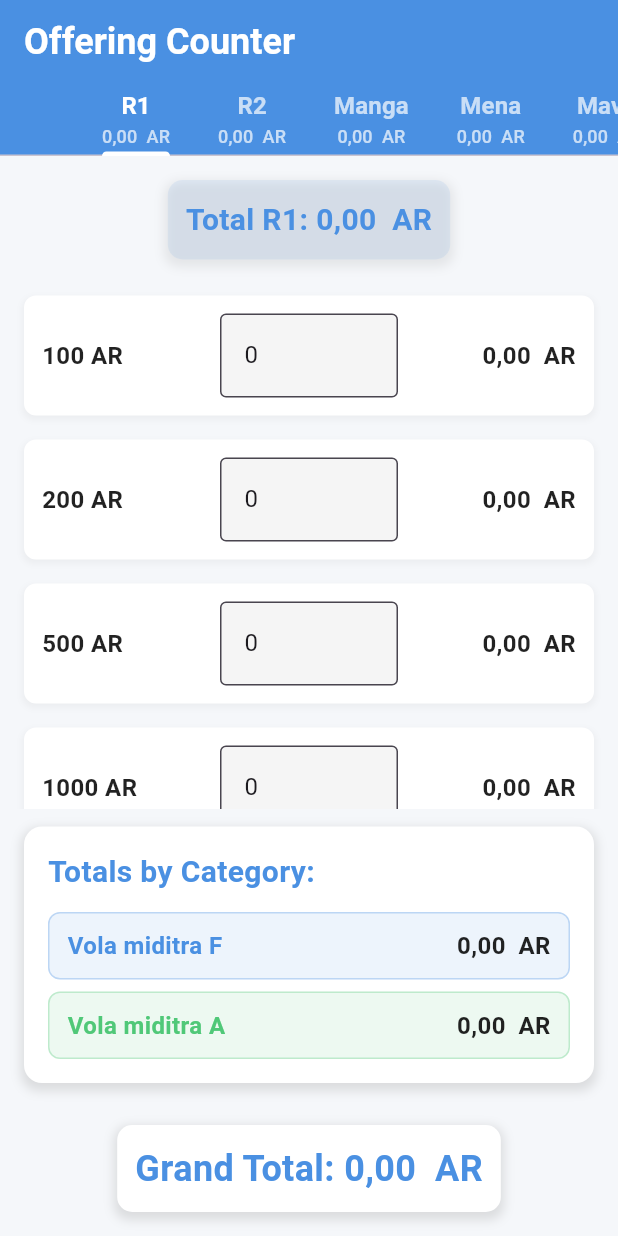
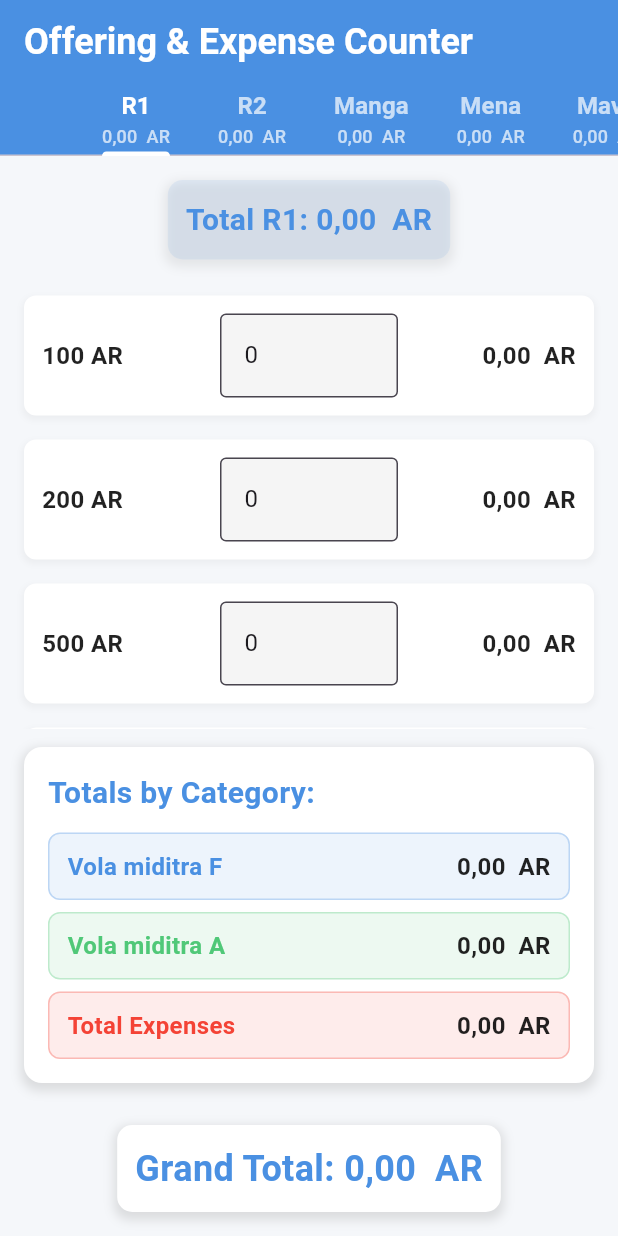
Before and after one commit to tounaf/fva_financy, a Flutter app: the screen it shows after launch, on a phone screen of 412 x 824 dp. Run offline on Flutter 3.47's test engine with Material 3 defaults, Android fonts, the phone set to English and light mode, and no system bars.

Commit message:
merge depense in tabs

```diff
--- /dev/null
+++ b/lib/models/expense.dart
@@ -0,0 +1,41 @@
+import 'package:intl/intl.dart';
+
+class Expense {
+  final String label; // Libellé de la dépense
+  final double amount; // Montant
+  final DateTime date; // Date
+
+  Expense({required this.label, required this.amount, required this.date});
+
+  // Méthode pour formater la date
+  String get formattedDate {
+    return DateFormat('dd/MM/yyyy').format(date);
+  }
+
+  // Méthode pour formater le montant (réutiliser la fonction existante)
+  String get formattedAmount {
+    return NumberFormat.currency(locale: 'fr_FR', symbol: ' AR').format(amount);
+  }
+}
+
+class ExpenseData {
+  List<Expense> expenses = [];
+
+  void addExpense(String label, double amount, DateTime date) {
+    expenses.add(Expense(label: label, amount: amount, date: date));
+  }
+
+  double calculateTotalExpenses() {
+    return expenses.fold(0, (total, expense) => total + expense.amount);
+  }
+
+  // Optionnel : filtrer les dépenses par date ou libellé si besoin
+  List<Expense> getExpensesByDate(DateTime date) {
+    return expenses
+        .where((expense) =>
+            expense.date.year == date.year &&
+            expense.date.month == date.month &&
+            expense.date.day == date.day)
+        .toList();
+  }
+}
--- a/lib/models/offering_data.dart
+++ b/lib/models/offering_data.dart
@@ -1,7 +1,10 @@
 import '../utils/constants.dart';
+import 'expense.dart'; // Importer le modèle Expense
 
 class OfferingData {
   Map<String, Map<int, int>> quantities = {};
+  final ExpenseData expenseData =
+      ExpenseData(); // Ajouter une instance d’ExpenseData
 
   OfferingData() {
     for (var offering in offeringTypes) {
@@ -45,4 +48,9 @@ class OfferingData {
 
     return categoryTotals;
   }
+
+  // Obtenir le total des dépenses
+  double getTotalExpenses() {
+    return expenseData.calculateTotalExpenses();
+  }
 }
--- a/lib/screens/offering_counter_screen.dart
+++ b/lib/screens/offering_counter_screen.dart
@@ -1,9 +1,9 @@
 import 'package:flutter/material.dart';
-import 'package:intl/intl.dart'; // Ajouter cet import ici
-
+import 'package:intl/intl.dart';
 import '../widgets/offering_tab.dart';
 import '../models/offering_data.dart';
 import '../utils/constants.dart';
+import 'expense_screen.dart'; // Importer l’écran des dépenses
 
 const Color primaryColor = Color(0xFF4A90E2); // Bleu apaisant
 const Color accentColor = Color(0xFF50C878); // Vert espoir
@@ -26,7 +26,8 @@ class _OfferingCounterScreenState extends State<OfferingCounterScreen>
   @override
   void initState() {
     super.initState();
-    _tabController = TabController(length: offeringTypes.length, vsync: this);
+    _tabController = TabController(
+        length: offeringTypes.length + 1, vsync: this); // +1 pour les dépenses
     offeringData = OfferingData();
   }
 
@@ -37,7 +38,7 @@ class _OfferingCounterScreenState extends State<OfferingCounterScreen>
   }
 
   double calculateGrandTotal() {
-    return offeringData.calculateGrandTotal();
+    return offeringData.calculateGrandTotal() + offeringData.getTotalExpenses();
   }
 
   // Fonction pour formater les montants avec séparateurs de milliers
@@ -56,7 +57,7 @@ class _OfferingCounterScreenState extends State<OfferingCounterScreen>
       appBar: AppBar(
         backgroundColor: primaryColor,
         title: const Text(
-          'Offering Counter',
+          'Offering & Expense Counter',
           style: TextStyle(
             fontSize: 24,
             fontWeight: FontWeight.bold,
@@ -69,7 +70,8 @@ class _OfferingCounterScreenState extends State<OfferingCounterScreen>
           labelColor: Colors.white,
           unselectedLabelColor: Colors.white70,
           indicatorColor: Colors.white,
-          tabs: offeringTypes.map((offering) {
+          tabs: [
+            ...offeringTypes.map((offering) {
               double total = offeringData.calculateTotalForOffering(offering);
               return Tab(
                 child: Column(
@@ -93,6 +95,28 @@ class _OfferingCounterScreenState extends State<OfferingCounterScreen>
                 ),
               );
             }).toList(),
+            const Tab(
+              child: Column(
+                mainAxisAlignment: MainAxisAlignment.center,
+                children: [
+                  Text(
+                    'Expenses',
+                    style: TextStyle(
+                      fontSize: 16,
+                      fontWeight: FontWeight.bold,
+                    ),
+                  ),
+                  Text(
+                    '0 AR',
+                    style: TextStyle(
+                      fontSize: 12,
+                      color: Colors.white70,
+                    ),
+                  ),
+                ],
+              ),
+            ),
+          ],
         ),
       ),
       body: Column(
@@ -100,7 +124,8 @@ class _OfferingCounterScreenState extends State<OfferingCounterScreen>
           Expanded(
             child: TabBarView(
               controller: _tabController,
-              children: offeringTypes.map((offering) {
+              children: [
+                ...offeringTypes.map((offering) {
                   return OfferingTab(
                     offering: offering,
                     billTypes: billTypes,
@@ -112,6 +137,10 @@ class _OfferingCounterScreenState extends State<OfferingCounterScreen>
                     },
                   );
                 }).toList(),
+                ExpenseScreen(
+                    offeringData:
+                        offeringData), // Passer offeringData pour accéder aux dépenses
+              ],
             ),
           ),
           // Afficher les totaux par catégorie avec un design amélioré
@@ -156,12 +185,18 @@ class _OfferingCounterScreenState extends State<OfferingCounterScreen>
                       formatAmount(categoryTotals['Vola miditra A']!),
                       categoryAColor,
                     ),
+                    const SizedBox(height: 8),
+                    _buildCategoryTile(
+                      'Total Expenses',
+                      formatAmount(offeringData.getTotalExpenses()),
+                      Colors.red, // Rouge pour différencier les dépenses
+                    ),
                   ],
                 ),
               ),
             ),
           ),
-          // Grand total
+          // Grand total (offrandes + dépenses)
           Padding(
             padding: const EdgeInsets.all(16.0),
             child: Container(
```
Also changed, not shown: lib/screens/expense_screen.dart (added, +194 -0 lines). Lines whose indentation alone changed are shown as unchanged.
